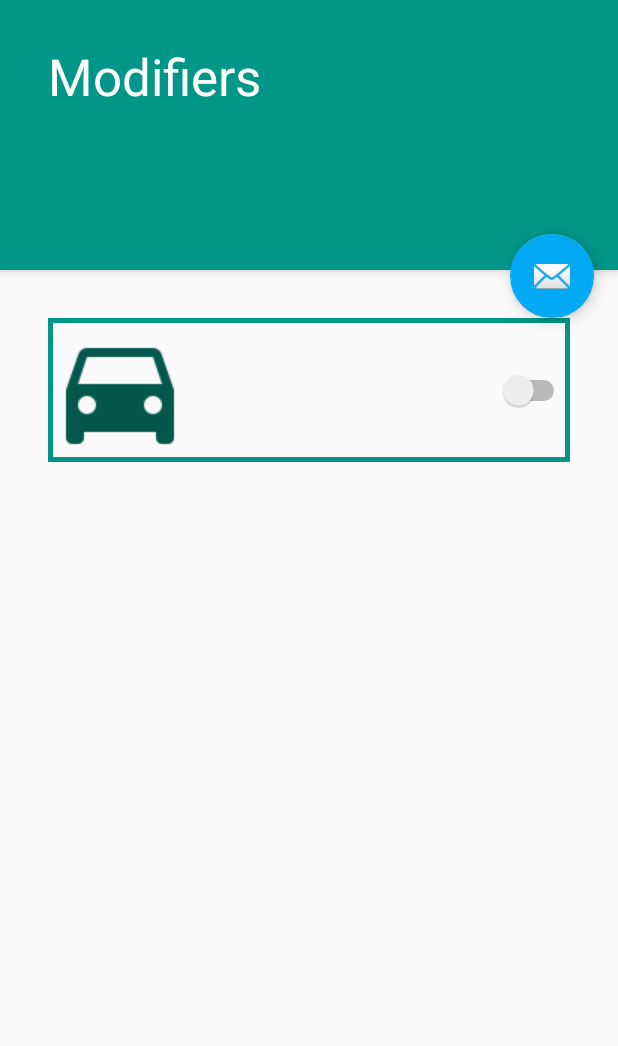
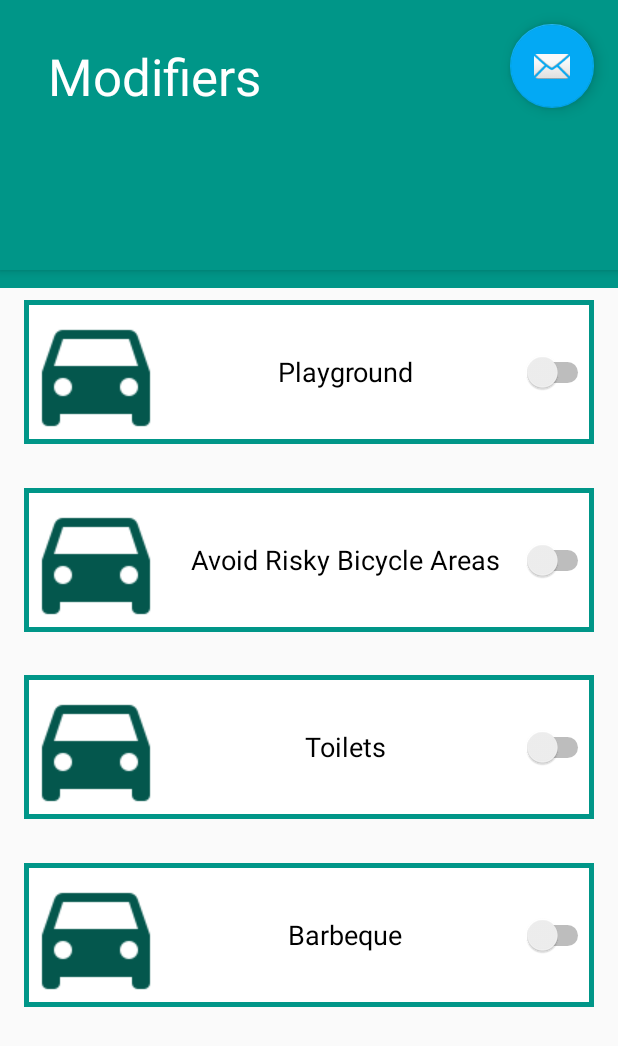
Before and after one commit to OldSchooool/Point2PointPlus, an Android app: the Modifiers screen opened directly, with no data from a screen before it, on a phone screen of 412 x 824 dp. Shown: the top 1046 px of the screen. Run offline under Robolectric (Android 15) with nearby library versions, the phone set to English and light mode, and no system bars.

Commit message:
Added all modifier buttons

```diff
--- a/app/src/main/res/drawable/modifier_widget.xml
+++ b/app/src/main/res/drawable/modifier_widget.xml
@@ -1,4 +1,6 @@
 <?xml version="1.0" encoding="utf-8"?>
 <shape xmlns:android="http://schemas.android.com/apk/res/android">
     <stroke android:width="5px" android:color="#009688" />
+    <solid
+        android:color="#ffffff"/>
 </shape>
--- a/app/src/main/res/layout/content_modifiers.xml
+++ b/app/src/main/res/layout/content_modifiers.xml
@@ -1,20 +1,94 @@
 <?xml version="1.0" encoding="utf-8"?>
-<android.support.v4.widget.NestedScrollView xmlns:android="http://schemas.android.com/apk/res/android"
+<android.support.design.widget.CoordinatorLayout xmlns:android="http://schemas.android.com/apk/res/android"
+    xmlns:tools="http://schemas.android.com/tools"
     xmlns:app="http://schemas.android.com/apk/res-auto"
-    xmlns:tools="http://schemas.android.com/tools"
     android:layout_width="match_parent"
-    android:layout_height="match_parent"
-    android:layout_margin="32dp"
-    app:layout_behavior="@string/appbar_scrolling_view_behavior"
-    tools:context="com.example.spingus.pointtopointplus.Modifiers"
-    tools:showIn="@layout/activity_modifiers">
+    android:layout_height="match_parent">
+
+    <ScrollView
+        android:layout_width="match_parent"
+        android:layout_height="match_parent">
+
+        <LinearLayout
+            android:layout_width="match_parent"
+            android:layout_height="wrap_content"
+            android:orientation="vertical" />
+    </ScrollView>
 
     <Switch
         android:id="@+id/switch1"
         android:layout_width="match_parent"
-        android:layout_height="300dp"
+        android:layout_height="wrap_content"
+        android:layout_marginLeft="16dp"
+        android:layout_marginRight="16dp"
+        android:layout_marginTop="200dp"
+        android:layout_weight="1"
         android:background="@drawable/modifier_widget"
         android:drawableStart="@drawable/car_dark"
-        android:textAlignment="viewStart"
-        tools:text="This is a big long description so enjoy if you like pizza" />
-</android.support.v4.widget.NestedScrollView>
+        android:text="Playground"
+        android:textAlignment="center"
+        android:textSize="18sp" />
+
+    <Switch
+        android:id="@+id/switch4"
+        android:layout_width="match_parent"
+        android:layout_height="wrap_content"
+        android:layout_marginLeft="16dp"
+        android:layout_marginRight="16dp"
+        android:layout_marginTop="575dp"
+        android:layout_weight="1"
+        android:background="@drawable/modifier_widget"
+        android:drawableStart="@drawable/car_dark"
+        android:text="Barbeque"
+        android:textAlignment="center"
+        android:textSize="18sp" />
+
+    <Switch
+        android:id="@+id/switch3"
+        android:layout_width="match_parent"
+        android:layout_height="wrap_content"
+        android:layout_marginLeft="16dp"
+        android:layout_marginRight="16dp"
+        android:layout_marginTop="450dp"
+        android:layout_weight="1"
+        android:background="@drawable/modifier_widget"
+        android:drawableStart="@drawable/car_dark"
+        android:text="Toilets"
+        android:textAlignment="center"
+        android:textSize="18sp" />
+
+    <Switch
+        android:id="@+id/switch2"
+        android:layout_width="match_parent"
+        android:layout_height="wrap_content"
+        android:layout_marginLeft="16dp"
+        android:layout_marginRight="16dp"
+        android:layout_marginTop="325dp"
+        android:layout_weight="1"
+        android:background="@drawable/modifier_widget"
+        android:drawableStart="@drawable/car_dark"
+        android:text="Avoid Risky Bicycle Areas"
+        android:textAlignment="center"
+        android:textSize="18sp" />
+
+    <android.support.design.widget.AppBarLayout
+        android:id="@+id/appbar"
+        android:layout_height="192dp"
+        android:layout_width="match_parent">
+
+        <android.support.design.widget.CollapsingToolbarLayout
+            android:layout_width="match_parent"
+            android:layout_height="match_parent"
+            app:toolbarId="@+id/toolbar"
+            app:layout_scrollFlags="scroll|exitUntilCollapsed"
+            app:contentScrim="?attr/colorPrimary">
+
+            <android.support.v7.widget.Toolbar
+                android:id="@+id/toolbar"
+                android:layout_height="?attr/actionBarSize"
+                android:layout_width="match_parent"></android.support.v7.widget.Toolbar>
+
+        </android.support.design.widget.CollapsingToolbarLayout>
+    </android.support.design.widget.AppBarLayout>
+
+</android.support.design.widget.CoordinatorLayout>
```
Also changed, not shown: app/src/main/res/layout/content_nav.xml (+4 -4 lines), app/src/main/res/menu/nav.xml (indentation only).
